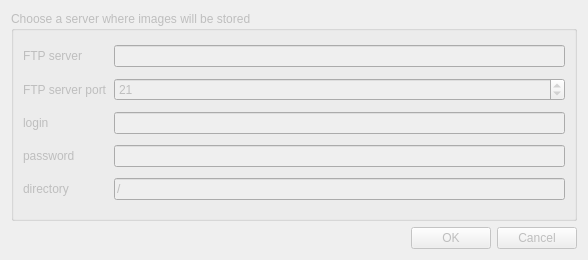
The window that ftpsetupdlg.ui (emmanuelduv/qmotion) describes before a commit, drawn with Qt 5.
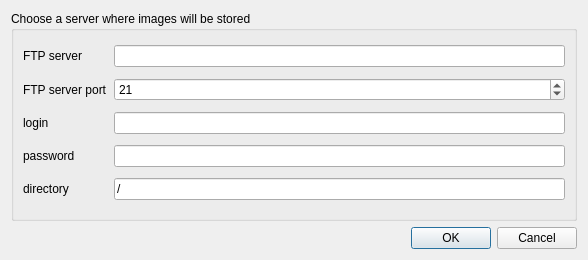
The same window after the commit. Icons and pictures are not drawn.

```diff
--- a/ftpsetupdlg.ui
+++ b/ftpsetupdlg.ui
@@ -3,7 +3,7 @@
  <class>FTPSetupDlg</class>
  <widget class="QDialog" name="FTPSetupDlg">
   <property name="enabled">
-   <bool>false</bool>
+   <bool>true</bool>
   </property>
   <property name="geometry">
    <rect>
```
